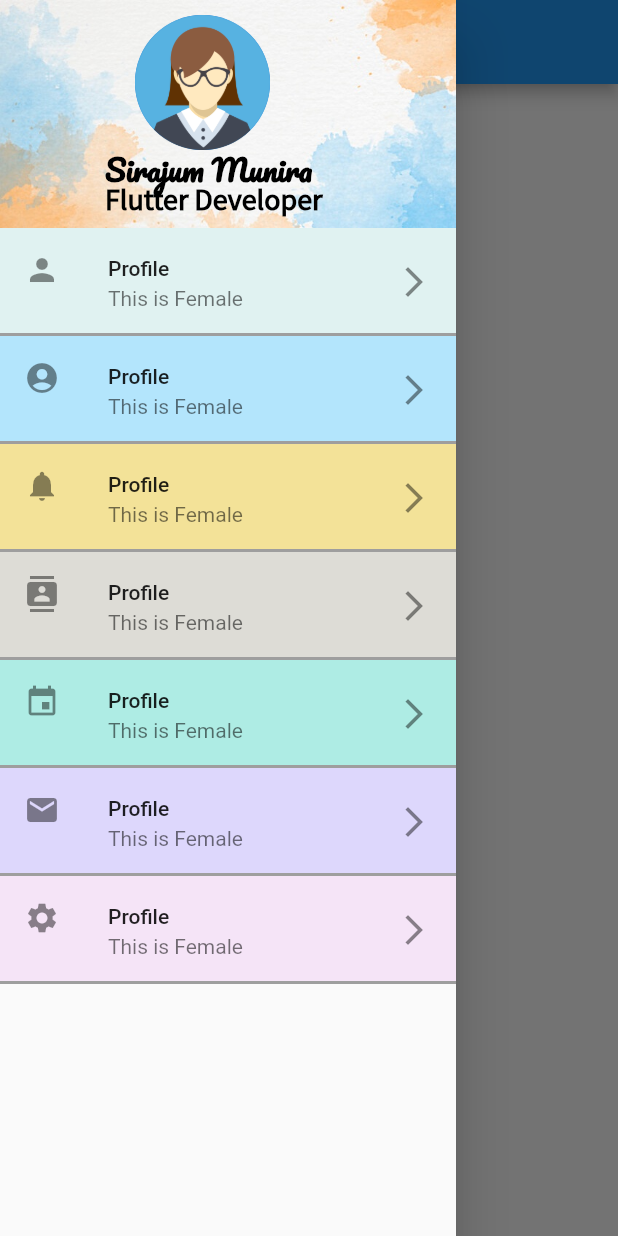
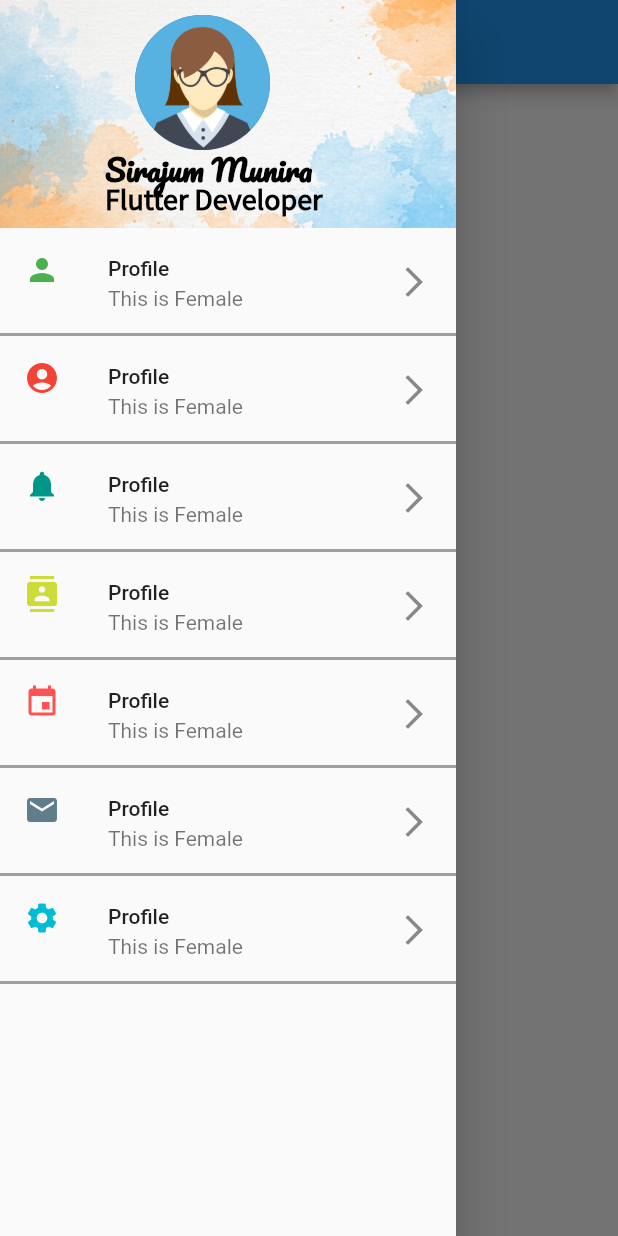
Before and after one commit to moniradiu/flutter-class-app, a Flutter app: the screen it shows after launch, with the side drawer open, on a phone screen of 412 x 824 dp. Run offline on Flutter 3.47's test engine with Material 2 defaults, Android fonts, the phone set to English and light mode, and no system bars.

Commit message:
drawer 3

```diff
--- a/lib/main.dart
+++ b/lib/main.dart
@@ -80,8 +80,10 @@ class MyHomePage extends StatelessWidget {
                 ),
               ),
               ListTile(
-                tileColor: Color(0xFFE0F2F1),
-                leading: Icon(Icons.person),
+                leading: Icon(
+                  Icons.person,
+                  color: Colors.green,
+                ),
                 title: Text("Profile"),
                 subtitle: Text("This is Female"),
                 trailing: Icon(Icons.arrow_forward_ios),
@@ -92,8 +94,10 @@ class MyHomePage extends StatelessWidget {
                 color: Colors.grey,
               ),
               ListTile(
-                tileColor: Color(0xFFB3E5FC),
-                leading: Icon(Icons.account_circle),
+                leading: Icon(
+                  Icons.account_circle,
+                  color: Colors.red,
+                ),
                 title: Text("Profile"),
                 subtitle: Text("This is Female"),
                 trailing: Icon(Icons.arrow_forward_ios),
@@ -104,8 +108,10 @@ class MyHomePage extends StatelessWidget {
                 color: Colors.grey,
               ),
               ListTile(
-                tileColor: Color(0xFFF3E298),
-                leading: Icon(Icons.notifications),
+                leading: Icon(
+                  Icons.notifications,
+                  color: Colors.teal,
+                ),
                 title: Text("Profile"),
                 subtitle: Text("This is Female"),
                 trailing: Icon(Icons.arrow_forward_ios),
@@ -116,8 +122,10 @@ class MyHomePage extends StatelessWidget {
                 color: Colors.grey,
               ),
               ListTile(
-                tileColor: Color(0xFFDDDCD6),
-                leading: Icon(Icons.contacts),
+                leading: Icon(
+                  Icons.contacts,
+                  color: Colors.lime,
+                ),
                 title: Text("Profile"),
                 subtitle: Text("This is Female"),
                 trailing: Icon(Icons.arrow_forward_ios),
@@ -128,8 +136,10 @@ class MyHomePage extends StatelessWidget {
                 color: Colors.grey,
               ),
               ListTile(
-                tileColor: Color(0xFFAEECE4),
-                leading: Icon(Icons.event),
+                leading: Icon(
+                  Icons.event,
+                  color: Colors.redAccent,
+                ),
                 title: Text("Profile"),
                 subtitle: Text("This is Female"),
                 trailing: Icon(Icons.arrow_forward_ios),
@@ -140,8 +150,10 @@ class MyHomePage extends StatelessWidget {
                 color: Colors.grey,
               ),
               ListTile(
-                tileColor: Color(0xFFDDD7FC),
-                leading: Icon(Icons.mail),
+                leading: Icon(
+                  Icons.mail,
+                  color: Colors.blueGrey,
+                ),
                 title: Text("Profile"),
                 subtitle: Text("This is Female"),
                 trailing: Icon(Icons.arrow_forward_ios),
@@ -152,8 +164,10 @@ class MyHomePage extends StatelessWidget {
                 color: Colors.grey,
               ),
               ListTile(
-                tileColor: Color(0xFFF5E4F7),
-                leading: Icon(Icons.settings),
+                leading: Icon(
+                  Icons.settings,
+                  color: Colors.cyan,
+                ),
                 title: Text("Profile"),
                 subtitle: Text("This is Female"),
                 trailing: Icon(Icons.arrow_forward_ios),
```
